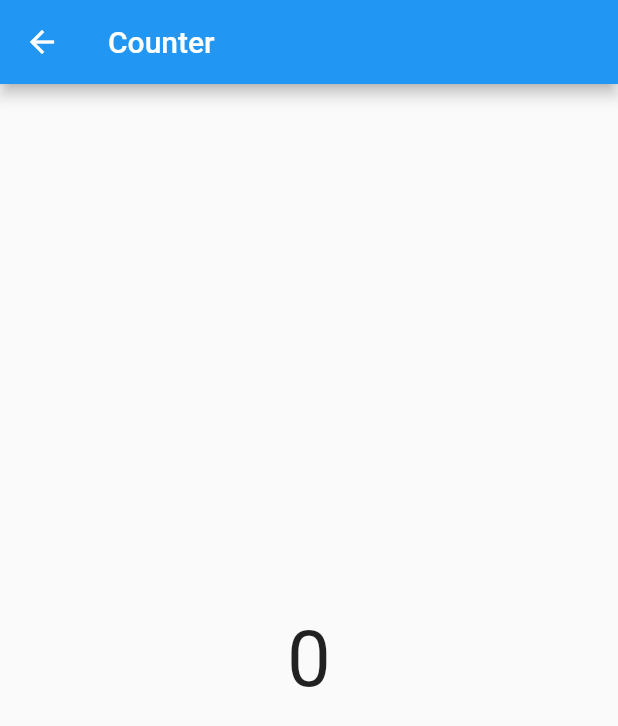
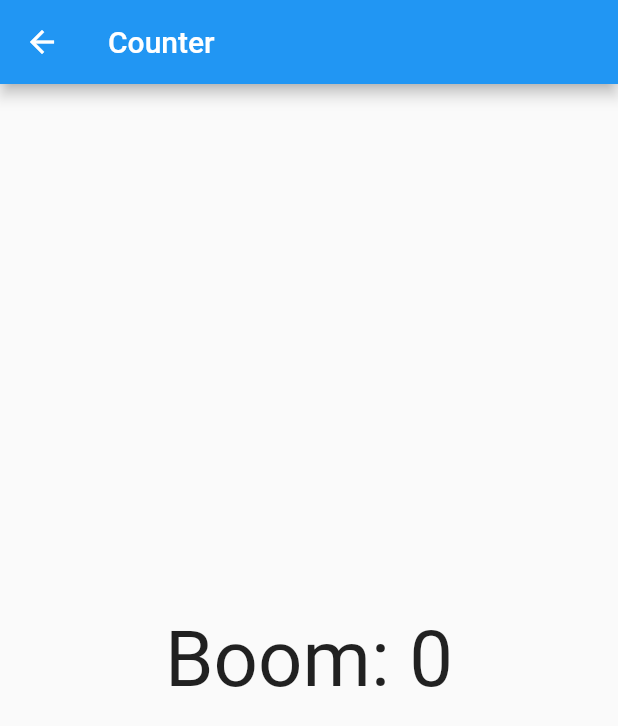
Before and after one commit to Chethan-170/flutter_bloc_example, a Flutter app: the ShowMeCounter screen opened directly, on a phone screen of 412 x 824 dp. Shown: the top 726 px of the screen. Run offline on Flutter 3.47's test engine with Material 2 defaults, Android fonts, the phone set to English and light mode, and no system bars; our stand-ins replace bloc, equatable, flutter_bloc.

```diff
--- /dev/null
+++ b/lib/cubit/counter/counter_cubit.dart
@@ -0,0 +1,12 @@
+import 'package:bloc/bloc.dart';
+import 'package:equatable/equatable.dart';
+
+part 'counter_state.dart';
+
+class CounterCubit extends Cubit<CounterState> {
+  CounterCubit() : super(CounterState.initial());
+
+  void increment() {
+    emit(state.copyWith(state.counter + 1));
+  }
+}
--- /dev/null
+++ b/lib/cubit/counter/counter_state.dart
@@ -0,0 +1,18 @@
+part of 'counter_cubit.dart';
+
+class CounterState extends Equatable {
+  final int counter;
+
+  CounterState({required this.counter});
+
+  factory CounterState.initial() {
+    return CounterState(counter: 0);
+  }
+
+  CounterState copyWith(int? counter) {
+    return CounterState(counter: counter ?? this.counter);
+  }
+
+  @override
+  List<Object?> get props => [counter];
+}
--- a/lib/show_me_counter.dart
+++ b/lib/show_me_counter.dart
@@ -1,4 +1,6 @@
+import 'package:bloc_tutorial/cubit/counter/counter_cubit.dart';
 import 'package:flutter/material.dart';
+import 'package:flutter_bloc/flutter_bloc.dart';
 
 class ShowMeCounter extends StatelessWidget {
   const ShowMeCounter({Key? key}) : super(key: key);
@@ -9,11 +11,15 @@ class ShowMeCounter extends StatelessWidget {
       appBar: AppBar(
         title: Text('Counter'),
       ),
-      body: Center(
-          child: Text(
-        '0',
-        style: TextStyle(fontSize: 52.0),
-      )),
+      body: BlocBuilder<CounterCubit, CounterState>(
+        builder: (context, state) {
+          return Center(
+              child: Text(
+            'Boom: ${state.counter}',
+            style: TextStyle(fontSize: 52.0),
+          ));
+        },
+      ),
     );
   }
 }
```
Also changed, not shown: lib/app.dart (+14 -5 lines), lib/main.dart (+6 -1 lines).
